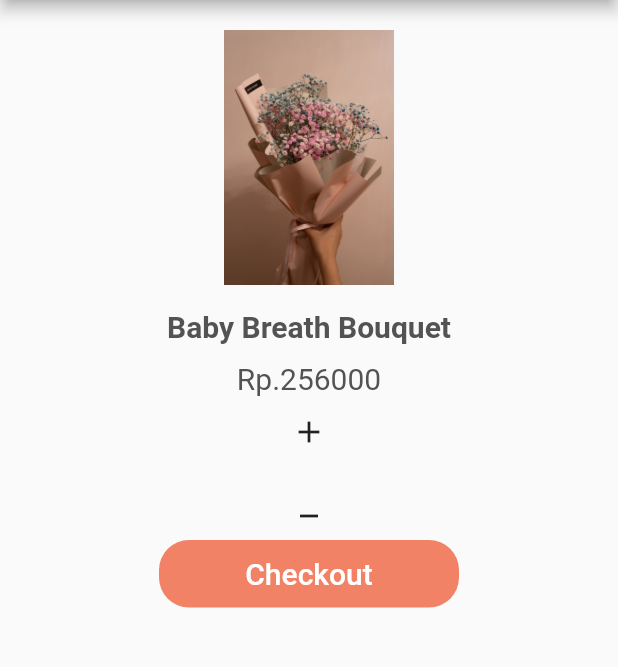
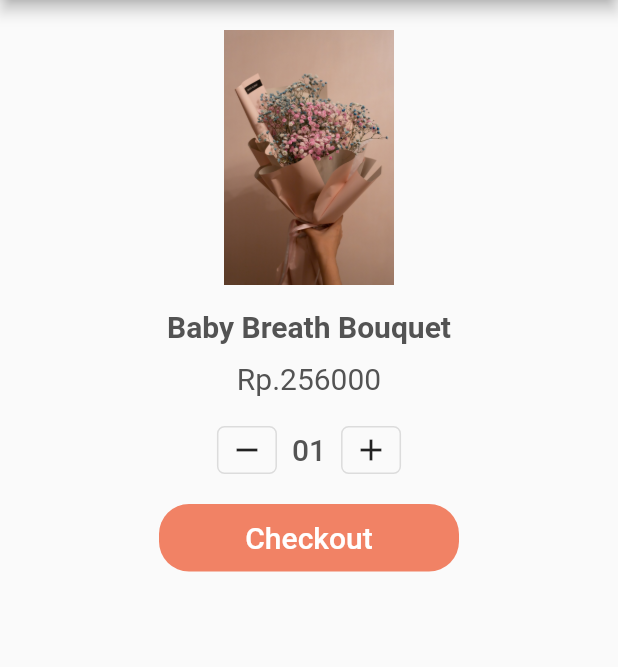
Before and after one commit to FarhanJauhari2049/PBM, a Flutter app: the AddToCart screen opened directly, on a phone screen of 412 x 824 dp, the part 84-751 px from its top. Run offline on Flutter 3.47's test engine with Material 2 defaults, Android fonts, the phone set to English and light mode, and no system bars; our stand-ins replace flutter_svg.

Commit message:
update cart

```diff
--- a/lib/detail1/bouquet.dart
+++ b/lib/detail1/bouquet.dart
@@ -65,7 +65,6 @@ class _LiveSearchState extends State<LiveSearch> {
               },
             ),
           actions: <Widget>[
-
             (!search)
                 ? IconButton(
                     icon: Icon(
--- a/lib/detail2/cart.dart
+++ b/lib/detail2/cart.dart
@@ -3,7 +3,7 @@ import 'package:flower_shop/detail2/order.dart';
 import 'package:flutter/material.dart';
 
 class AddToCart extends StatelessWidget {
-    @override
+  @override
   Widget build(BuildContext context) {
     return Scaffold(
       appBar: buildAppBar(context),
@@ -16,6 +16,10 @@ class AddToCart extends StatelessWidget {
                 children: <Widget>[
                   _gambar(),
                   _titleDescription(context),
+                  Padding(padding: EdgeInsets.only(top: 10.0, bottom: 10.0)),
+                  CartCounter(),
+                  Padding(padding: EdgeInsets.only(top: 10.0, bottom: 10.0)),
+                  _checkout(context)
                 ],
               ),
             ),
@@ -58,10 +62,13 @@ class AddToCart extends StatelessWidget {
           ),
           textAlign: TextAlign.center,
         ),
-        IconButton(onPressed: (){},
-        icon: Icon(Icons.add_outlined)),
-        IconButton(onPressed: (){},
-        icon: Icon(Icons.minimize_outlined)),
+      ],
+    );
+  }
+
+  Widget _checkout(BuildContext context) {
+    return Column(
+      children: <Widget>[
         Container(
           width: 200,
           height: 45,
@@ -105,3 +112,62 @@ class AddToCart extends StatelessWidget {
     );
   }
 }
+
+class CartCounter extends StatefulWidget {
+  @override
+  _CartCounterState createState() => _CartCounterState();
+}
+
+class _CartCounterState extends State<CartCounter> {
+  int numOfItems = 1;
+  @override
+  Widget build(BuildContext context) {
+    return Row(
+      mainAxisAlignment: MainAxisAlignment.center,
+      children: <Widget>[
+        buildOutlineButton(
+          icon: Icons.remove,
+          press: () {
+            if (numOfItems > 1) {
+              setState(() {
+                numOfItems--;
+              });
+            }
+          },
+        ),
+        Padding(
+          padding: const EdgeInsets.symmetric(horizontal: kDefaultPaddin / 2),
+          child: Text(
+            // if our item is less  then 10 then  it shows 01 02 like that
+            numOfItems.toString().padLeft(2, "0"),
+            style: Theme.of(context).textTheme.headline6,
+          ),
+        ),
+        buildOutlineButton(
+            icon: Icons.add,
+            press: () {
+              setState(() {
+                numOfItems++;
+              });
+            }),
+
+      ],
+    );
+  }
+
+
+  SizedBox buildOutlineButton({IconData icon, Function press}) {
+    return SizedBox(
+      width: 40,
+      height: 32,
+      child: OutlineButton(
+        padding: EdgeInsets.zero,
+        shape: RoundedRectangleBorder(
+          borderRadius: BorderRadius.circular(5),
+        ),
+        onPressed: press,
+        child: Icon(icon),
+      ),
+    );
+  }
+}
--- a/lib/detail2/order.dart
+++ b/lib/detail2/order.dart
@@ -12,9 +12,10 @@ class AddToOrder extends StatelessWidget {
                   title:
                       Text("Baby Breath Bouquet", style: TextStyle(fontSize: 30)),
                   subtitle: Text("anda telah membeli barang ini"),
-                  leading: Image(
-                    image: AssetImage("assets/images/gambar2.jpeg"),
-                  )));
+                  leading: CircleAvatar(
+                    backgroundImage: AssetImage("assets/images/gambar2.jpeg",),
+                  )
+                  ));
         },
       ),
     );
@@ -24,7 +25,7 @@ class AddToOrder extends StatelessWidget {
     return AppBar(
       backgroundColor: Colors.white,
       title:
-          Row(mainAxisAlignment: MainAxisAlignment.center, children: <Widget>[
+        Row(mainAxisAlignment: MainAxisAlignment.center, children: <Widget>[
         Text(
           "Cart",
           style: TextStyle(
```
